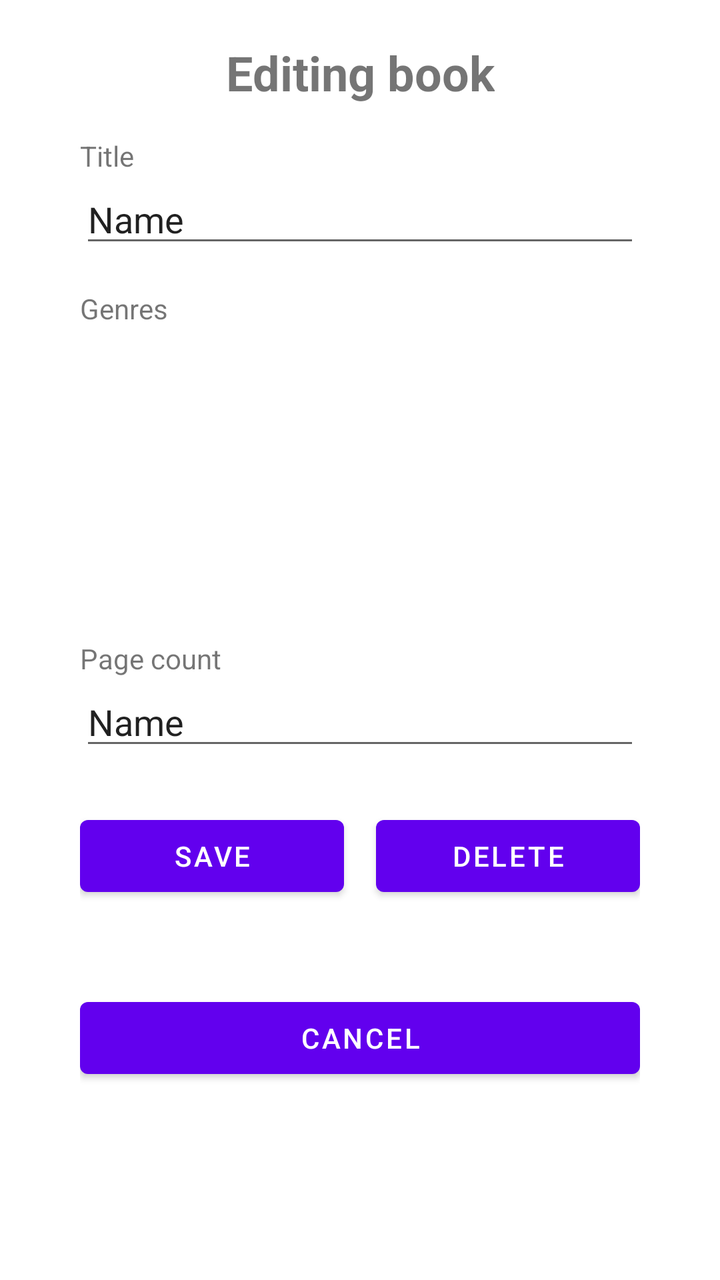
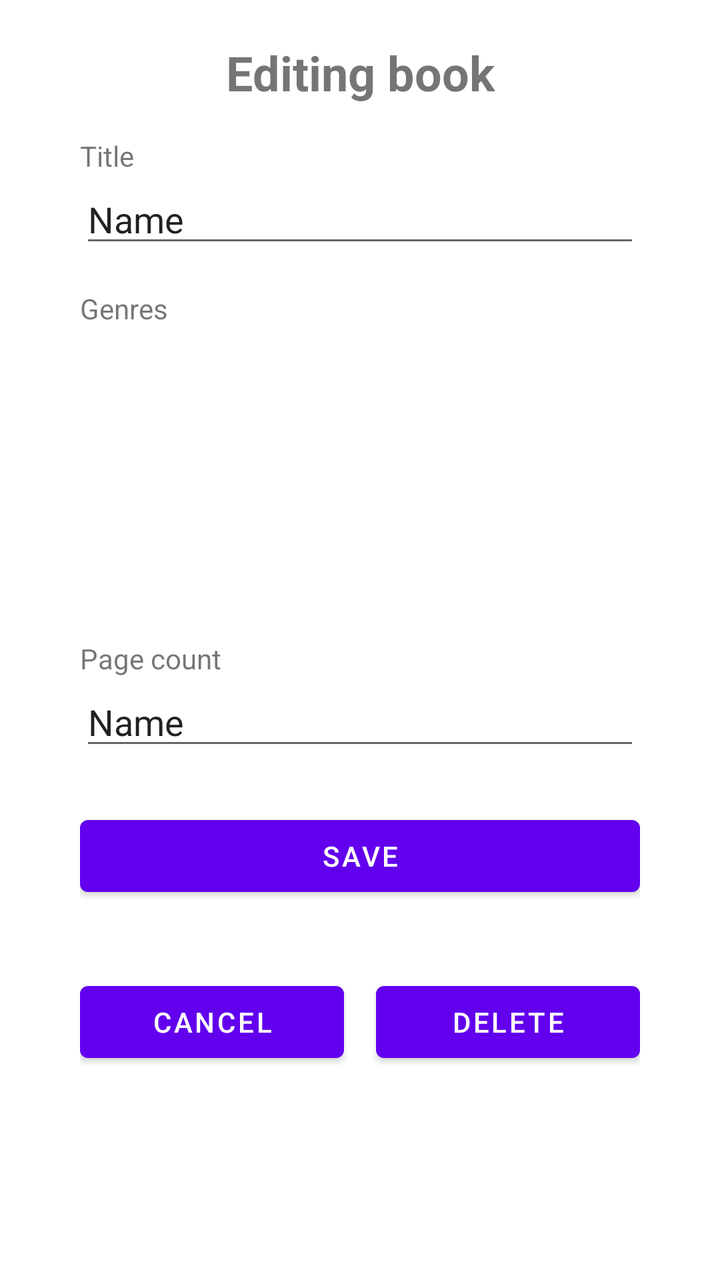

Two renders of the same Android screen: before a commit and after it. Below are the layout's source before the change and the commit's diff.
<!-- AndroidManifest.xml: application theme Theme.KirjaSovellus -->
<!-- res/layout/fragment_edit_book.xml -->
<?xml version="1.0" encoding="utf-8"?>
<ScrollView xmlns:android="http://schemas.android.com/apk/res/android"
    xmlns:app="http://schemas.android.com/apk/res-auto"
    xmlns:tools="http://schemas.android.com/tools"
    android:layout_width="match_parent"
    android:layout_height="match_parent"
    tools:context=".tabBooks.EditBookFragment">


    <androidx.constraintlayout.widget.ConstraintLayout
        android:layout_width="match_parent"
        android:layout_height="match_parent"
        android:paddingHorizontal="40dp"
        android:paddingVertical="20dp">

        <TextView
            android:id="@+id/textView13"
            android:layout_width="wrap_content"
            android:layout_height="wrap_content"
            android:text="Editing book"
            android:textAlignment="center"
            android:textSize="24sp"
            android:textStyle="bold"
            app:layout_constraintEnd_toEndOf="parent"
            app:layout_constraintStart_toStartOf="parent"
            app:layout_constraintTop_toTopOf="parent" />

        <TextView
            android:id="@+id/textView14"
            android:layout_width="wrap_content"
            android:layout_height="wrap_content"
            android:layout_marginTop="16dp"
            android:text="Title"
            app:layout_constraintStart_toStartOf="parent"
            app:layout_constraintTop_toBottomOf="@+id/textView13" />

        <EditText
            android:id="@+id/etEditBookTitle"
            android:layout_width="0dp"
            android:layout_height="wrap_content"
            android:ems="10"
            android:inputType="textPersonName"
            android:text="Name"
            app:layout_constraintEnd_toEndOf="parent"
            app:layout_constraintStart_toStartOf="@+id/textView14"
            app:layout_constraintTop_toBottomOf="@+id/textView14" />

        <TextView
            android:id="@+id/textView15"
            android:layout_width="wrap_content"
            android:layout_height="wrap_content"
            android:layout_marginTop="16dp"
            android:text="Page count"
            app:layout_constraintStart_toStartOf="@+id/etEditBookTitle"
            app:layout_constraintTop_toBottomOf="@+id/rvEditBookGenres" />

        <EditText
            android:id="@+id/etEditBookPageCount"
            android:layout_width="0dp"
            android:layout_height="wrap_content"
            android:ems="10"
            android:inputType="number"
            android:text="Name"
            app:layout_constraintEnd_toEndOf="parent"
            app:layout_constraintStart_toStartOf="@+id/textView15"
            app:layout_constraintTop_toBottomOf="@+id/textView15" />

        <androidx.recyclerview.widget.RecyclerView
            android:id="@+id/rvEditBookGenres"
            android:layout_width="0dp"
            android:layout_height="140dp"
            app:layout_constraintEnd_toEndOf="parent"
            app:layout_constraintStart_toStartOf="@+id/textView16"
            app:layout_constraintTop_toBottomOf="@+id/textView16" />

        <TextView
            android:id="@+id/textView16"
            android:layout_width="wrap_content"
            android:layout_height="wrap_content"
            android:layout_marginTop="16dp"
            android:text="Genres"
            app:layout_constraintStart_toStartOf="@+id/etEditBookTitle"
            app:layout_constraintTop_toBottomOf="@+id/etEditBookTitle" />

        <Button
            android:id="@+id/btnSaveBookEdits"
            android:layout_width="0dp"
            android:layout_height="wrap_content"
            android:layout_marginTop="24dp"
            android:text="Save"
            app:layout_constraintEnd_toStartOf="@+id/btnDeleteBook"
            app:layout_constraintHorizontal_bias="0.5"
            app:layout_constraintStart_toStartOf="parent"
            app:layout_constraintTop_toBottomOf="@+id/etEditBookPageCount" />

        <Button
            android:id="@+id/btnDeleteBook"
            android:layout_width="0dp"
            android:layout_height="wrap_content"
            android:layout_marginStart="16dp"
            android:text="Delete"
            app:layout_constraintEnd_toEndOf="parent"
            app:layout_constraintHorizontal_bias="0.5"
            app:layout_constraintStart_toEndOf="@+id/btnSaveBookEdits"
            app:layout_constraintTop_toTopOf="@+id/btnSaveBookEdits" />

        <Button
            android:id="@+id/btnEditBookCancel"
            android:layout_width="0dp"
            android:layout_height="wrap_content"
            android:layout_marginTop="16dp"
            android:text="Cancel"
            app:layout_constraintEnd_toEndOf="parent"
            app:layout_constraintStart_toStartOf="@+id/btnSaveBookEdits"
            app:layout_constraintTop_toBottomOf="@+id/tvEditError" />

        <TextView
            android:id="@+id/tvEditError"
            android:layout_width="wrap_content"
            android:layout_height="wrap_content"
            android:layout_marginTop="8dp"
            android:textColor="#FF0000"
            app:layout_constraintEnd_toEndOf="parent"
            app:layout_constraintStart_toStartOf="parent"
            app:layout_constraintTop_toBottomOf="@+id/btnSaveBookEdits" />
    </androidx.constraintlayout.widget.ConstraintLayout>
</ScrollView>
<!-- resources referenced by this layout -->
<resources>
  <style name="Theme.KirjaSovellus" parent="Theme.MaterialComponents.DayNight.DarkActionBar">
          
          <item name="colorPrimary">@color/purple_500</item>
          <item name="colorPrimaryVariant">@color/purple_700</item>
          <item name="colorOnPrimary">@color/white</item>
          
          <item name="colorSecondary">@color/teal_200</item>
          <item name="colorSecondaryVariant">@color/teal_700</item>
          <item name="colorOnSecondary">@color/black</item>
          
          <item name="android:statusBarColor" tools:targetApi="l">?attr/colorPrimaryVariant</item>
          
          <item name="windowNoTitle">true</item>
          <item name="windowActionBar">false</item>
      </style>
  <color name="purple_500">#FF6200EE</color>
  <color name="purple_700">#FF3700B3</color>
  <color name="white">#FFFFFFFF</color>
  <color name="teal_200">#FF03DAC5</color>
  <color name="teal_700">#FF018786</color>
  <color name="black">#FF000000</color>
</resources>

<!-- the commit's change to res/layout/fragment_edit_book.xml (unified diff, before → after) -->
@@ -88,8 +88,7 @@
             android:layout_height="wrap_content"
             android:layout_marginTop="24dp"
             android:text="Save"
-            app:layout_constraintEnd_toStartOf="@+id/btnDeleteBook"
-            app:layout_constraintHorizontal_bias="0.5"
+            app:layout_constraintEnd_toEndOf="parent"
             app:layout_constraintStart_toStartOf="parent"
             app:layout_constraintTop_toBottomOf="@+id/etEditBookPageCount" />
 
@@ -99,19 +98,22 @@
             android:layout_height="wrap_content"
             android:layout_marginStart="16dp"
             android:text="Delete"
+            app:layout_constraintBottom_toBottomOf="@+id/btnEditBookCancel"
             app:layout_constraintEnd_toEndOf="parent"
             app:layout_constraintHorizontal_bias="0.5"
-            app:layout_constraintStart_toEndOf="@+id/btnSaveBookEdits"
-            app:layout_constraintTop_toTopOf="@+id/btnSaveBookEdits" />
+            app:layout_constraintStart_toEndOf="@+id/btnEditBookCancel"
+            app:layout_constraintTop_toTopOf="@+id/btnEditBookCancel" />
 
         <Button
             android:id="@+id/btnEditBookCancel"
             android:layout_width="0dp"
             android:layout_height="wrap_content"
-            android:layout_marginTop="16dp"
+            android:layout_marginTop="8dp"
             android:text="Cancel"
-            app:layout_constraintEnd_toEndOf="parent"
-            app:layout_constraintStart_toStartOf="@+id/btnSaveBookEdits"
+            app:layout_constraintBottom_toBottomOf="parent"
+            app:layout_constraintEnd_toStartOf="@+id/btnDeleteBook"
+            app:layout_constraintHorizontal_bias="0.5"
+            app:layout_constraintStart_toStartOf="parent"
             app:layout_constraintTop_toBottomOf="@+id/tvEditError" />
 
         <TextView
